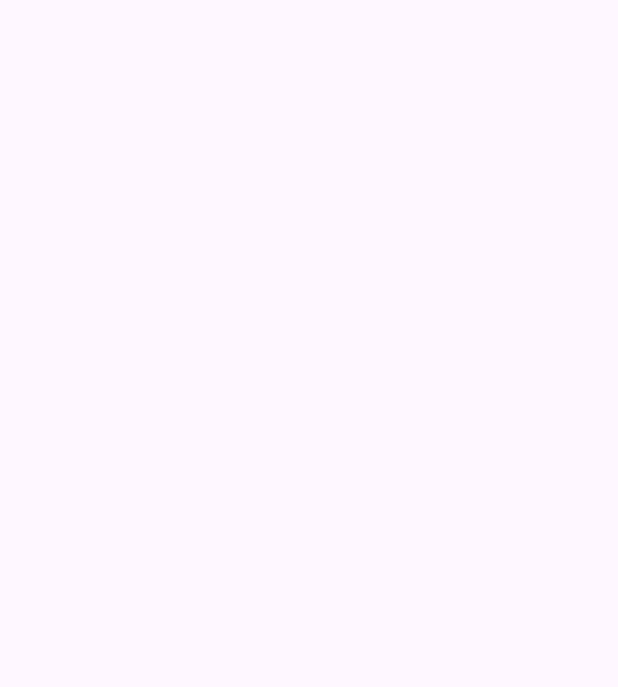
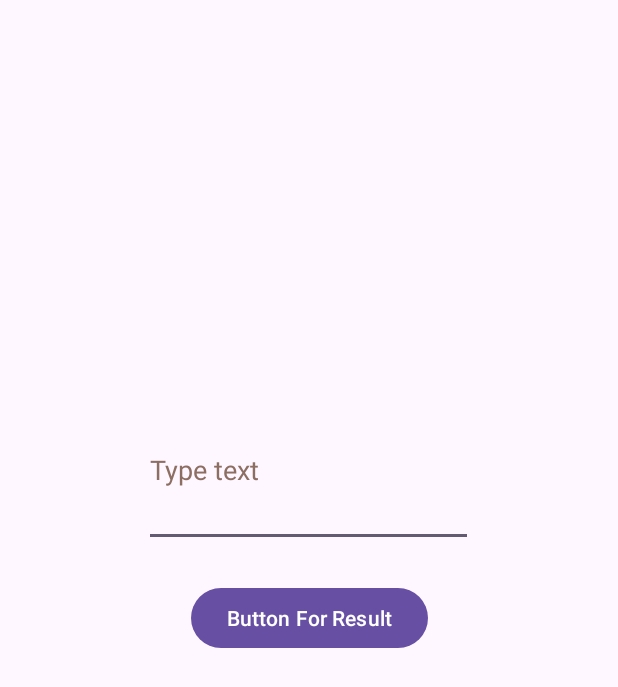
Before and after one commit to jjhernandez-usj/mastertsa-android-2024, an Android app: the ActivityD screen opened directly, with no data from a screen before it, on a phone screen of 412 x 824 dp. Before the commit the part shown is empty. Shown: the top 687 px of the screen. Run offline under Robolectric (Android 15) with nearby library versions, the phone set to English and light mode, and no system bars.

Commit message:
RESULT D to B

```diff
--- a/app/src/main/java/com/usj/session1/jhernandez/ActivityB.kt
+++ b/app/src/main/java/com/usj/session1/jhernandez/ActivityB.kt
@@ -29,7 +29,7 @@ class ActivityB : AppCompatActivity() {
     override fun onActivityResult(requestCode: Int, resultCode: Int, data: Intent?) {
         super.onActivityResult(requestCode, resultCode, data)
         if (requestCode == 1) {
-            view.txtResult.text = data?.getStringExtra("result")
+            view.txtResult.text = data?.getStringExtra(RESULT_KEY)
         }
     }
 }
--- a/app/src/main/java/com/usj/session1/jhernandez/ActivityD.kt
+++ b/app/src/main/java/com/usj/session1/jhernandez/ActivityD.kt
@@ -4,6 +4,7 @@ import android.os.Bundle
 import androidx.appcompat.app.AppCompatActivity
 import com.usj.session1.jhernandez.databinding.ActivityDBinding
 
+const val RESULT_KEY = "result"
 class ActivityD : AppCompatActivity() {
 
     private val view by lazy {
@@ -13,5 +14,15 @@ class ActivityD : AppCompatActivity() {
     override fun onCreate(savedInstanceState: Bundle?) {
         super.onCreate(savedInstanceState)
         setContentView(view.root)
+
+        view.btnDforResult.setOnClickListener {
+            intent.putExtra(RESULT_KEY, view.etInput.text.toString())
+            setResult(RESULT_OK, intent)
+            finish()
+        }
+
+
     }
+
+
 }
--- a/app/src/main/res/layout/activity_d.xml
+++ b/app/src/main/res/layout/activity_d.xml
@@ -1,8 +1,34 @@
 <?xml version="1.0" encoding="utf-8"?>
 <androidx.constraintlayout.widget.ConstraintLayout xmlns:android="http://schemas.android.com/apk/res/android"
+    xmlns:app="http://schemas.android.com/apk/res-auto"
     xmlns:tools="http://schemas.android.com/tools"
     android:layout_width="match_parent"
     android:layout_height="match_parent"
     tools:context=".ActivityD">
 
+    <Button
+        android:id="@+id/btnDforResult"
+        android:layout_width="wrap_content"
+        android:layout_height="wrap_content"
+        android:text="@string/button_for_result"
+        app:layout_constraintBottom_toBottomOf="parent"
+        app:layout_constraintEnd_toEndOf="parent"
+        app:layout_constraintStart_toStartOf="parent"
+        app:layout_constraintTop_toTopOf="parent" />
+
+    <EditText
+        android:id="@+id/etInput"
+        android:layout_width="219dp"
+        android:layout_height="102dp"
+        android:ems="10"
+        android:hint="@string/type_text"
+        android:importantForAutofill="no"
+        android:inputType="text"
+        android:textColorHint="#8D6E63"
+        app:layout_constraintBottom_toTopOf="@+id/btnDforResult"
+        app:layout_constraintEnd_toEndOf="parent"
+        app:layout_constraintHorizontal_bias="0.497"
+        app:layout_constraintStart_toStartOf="parent"
+        app:layout_constraintTop_toTopOf="parent"
+        app:layout_constraintVertical_bias="0.919" />
 </androidx.constraintlayout.widget.ConstraintLayout>
--- a/app/src/main/res/values/strings.xml
+++ b/app/src/main/res/values/strings.xml
@@ -8,4 +8,6 @@
     <string name="call">Llamar</string>
     <string name="mail">Mail</string>
     <string name="activity_b_title">Esto es la actividad B</string>
+    <string name="button_for_result">Button For Result</string>
+    <string name="type_text">Type text</string>
 </resources>
```
